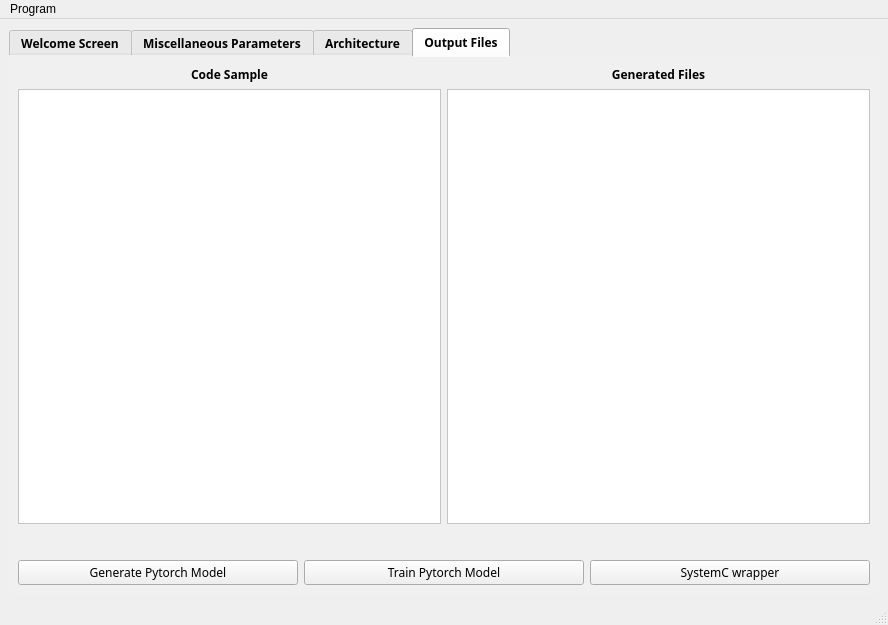
First picture: the form in mainwindow.ui, repository mourra950/Siemens-System-Level-Modelling-of-ASDLA-Graduation-Project, before the edit.
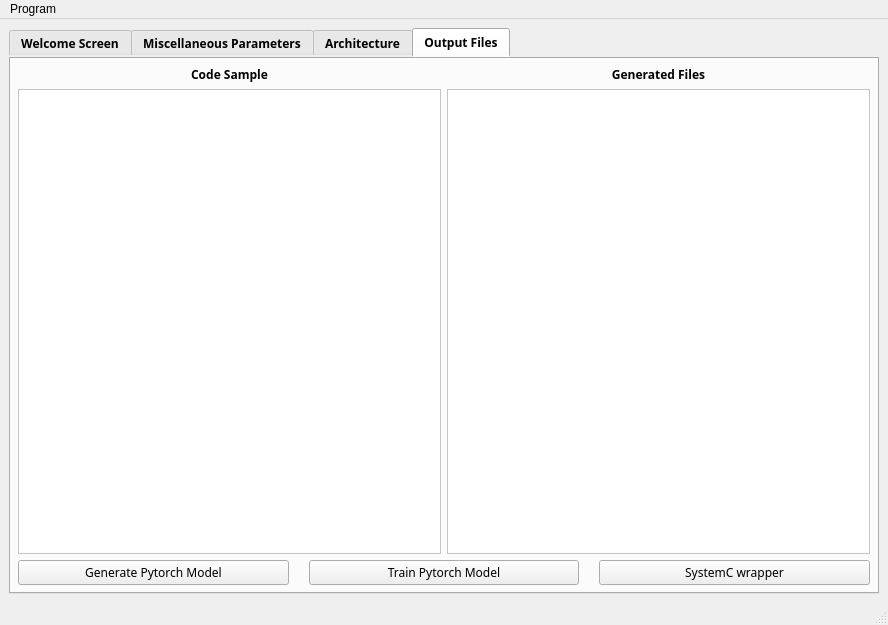
Second picture: the form after the edit. The open tabs and pages were chosen to show the change.

```diff
--- a/mainwindow.ui
+++ b/mainwindow.ui
@@ -33,7 +33,7 @@
        <bool>false</bool>
       </property>
       <property name="styleSheet">
-       <string notr="true">background-color: rgb(240, 240, 240);
+       <string notr="true">
 border-color: rgba(255, 255, 255, 0);</string>
       </property>
       <property name="currentIndex">
@@ -961,8 +961,11 @@
         </item>
         <item>
          <layout class="QHBoxLayout" name="horizontalLayout_7">
+          <property name="spacing">
+           <number>20</number>
+          </property>
           <property name="topMargin">
-           <number>30</number>
+           <number>0</number>
           </property>
           <item>
            <widget class="QPushButton" name="generate">
```
Left out of the diff: 10 changed lines with no effect on the pictures.
